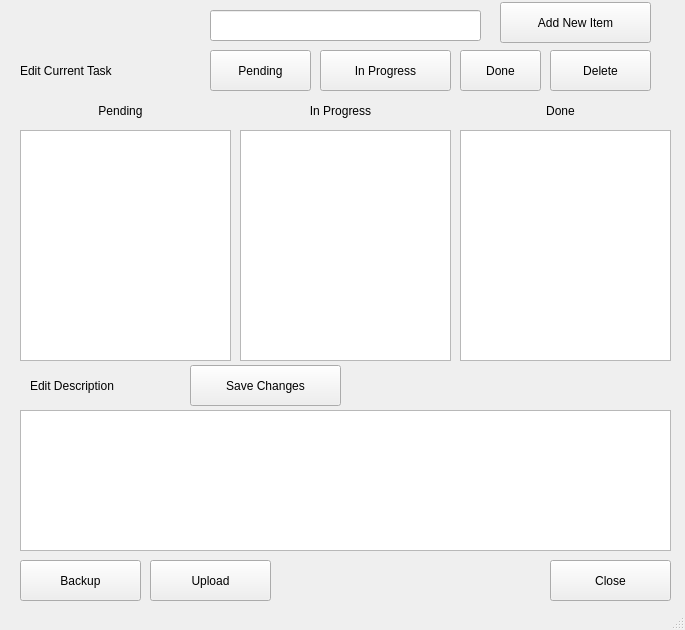
First picture: the form in UI/ToDoApp.ui, repository Mazchoo/ToDoQt, before the edit.
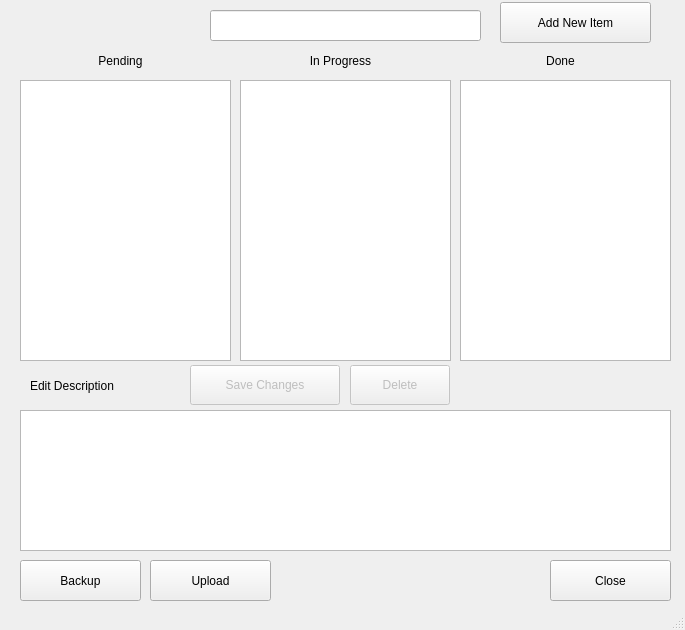
Second picture: the form after the edit.

Commit message: Removed old buttons to move task between categories

```diff
--- a/UI/ToDoApp.ui
+++ b/UI/ToDoApp.ui
@@ -39,19 +39,6 @@
      <string>Add New Item</string>
     </property>
    </widget>
-   <widget class="QPushButton" name="inProgress_pushButton">
-    <property name="geometry">
-     <rect>
-      <x>320</x>
-      <y>50</y>
-      <width>131</width>
-      <height>41</height>
-     </rect>
-    </property>
-    <property name="text">
-     <string>In Progress</string>
-    </property>
-   </widget>
    <widget class="QLineEdit" name="newTask_lineEdit">
     <property name="geometry">
      <rect>
@@ -68,26 +55,13 @@
      <set>Qt::AlignCenter</set>
     </property>
    </widget>
-   <widget class="QPushButton" name="pending_pushButton">
-    <property name="geometry">
-     <rect>
-      <x>210</x>
-      <y>50</y>
-      <width>101</width>
-      <height>41</height>
-     </rect>
-    </property>
-    <property name="text">
-     <string>Pending</string>
-    </property>
-   </widget>
    <widget class="QListView" name="pending_listView">
     <property name="geometry">
      <rect>
       <x>20</x>
-      <y>130</y>
+      <y>80</y>
       <width>211</width>
-      <height>231</height>
+      <height>281</height>
      </rect>
     </property>
     <property name="palette">
@@ -132,9 +106,9 @@
     <property name="geometry">
      <rect>
       <x>240</x>
-      <y>130</y>
+      <y>80</y>
       <width>211</width>
-      <height>231</height>
+      <height>281</height>
      </rect>
     </property>
    </widget>
@@ -142,9 +116,9 @@
     <property name="geometry">
      <rect>
       <x>460</x>
-      <y>130</y>
+      <y>80</y>
       <width>211</width>
-      <height>231</height>
+      <height>281</height>
      </rect>
     </property>
     <property name="palette">
@@ -205,7 +179,7 @@
     <property name="geometry">
      <rect>
       <x>20</x>
-      <y>100</y>
+      <y>50</y>
       <width>201</width>
       <height>21</height>
      </rect>
@@ -221,7 +195,7 @@
     <property name="geometry">
      <rect>
       <x>240</x>
-      <y>100</y>
+      <y>50</y>
       <width>201</width>
       <height>21</height>
      </rect>
@@ -237,7 +211,7 @@
     <property name="geometry">
      <rect>
       <x>460</x>
-      <y>100</y>
+      <y>50</y>
       <width>201</width>
       <height>21</height>
      </rect>
@@ -253,51 +227,31 @@
     </property>
    </widget>
    <widget class="QPushButton" name="saveChanges_pushButton">
+    <property name="enabled">
+     <bool>false</bool>
+    </property>
     <property name="geometry">
      <rect>
       <x>190</x>
       <y>365</y>
-      <width>151</width>
-      <height>41</height>
+      <width>150</width>
+      <height>40</height>
      </rect>
     </property>
     <property name="text">
      <string>Save Changes</string>
     </property>
    </widget>
-   <widget class="QLabel" name="editCurrentTask_label">
-    <property name="geometry">
-     <rect>
-      <x>20</x>
-      <y>60</y>
-      <width>161</width>
-      <height>21</height>
-     </rect>
-    </property>
-    <property name="text">
-     <string>Edit Current Task</string>
-    </property>
-   </widget>
-   <widget class="QPushButton" name="done_pushButton">
-    <property name="geometry">
-     <rect>
-      <x>460</x>
-      <y>50</y>
-      <width>81</width>
-      <height>41</height>
-     </rect>
-    </property>
-    <property name="text">
-     <string>Done</string>
-    </property>
-   </widget>
    <widget class="QPushButton" name="delete_pushButton">
+    <property name="enabled">
+     <bool>false</bool>
+    </property>
     <property name="geometry">
      <rect>
-      <x>550</x>
-      <y>50</y>
-      <width>101</width>
-      <height>41</height>
+      <x>350</x>
+      <y>365</y>
+      <width>100</width>
+      <height>40</height>
      </rect>
     </property>
     <property name="text">
```
The commit also changes 7 other files.
